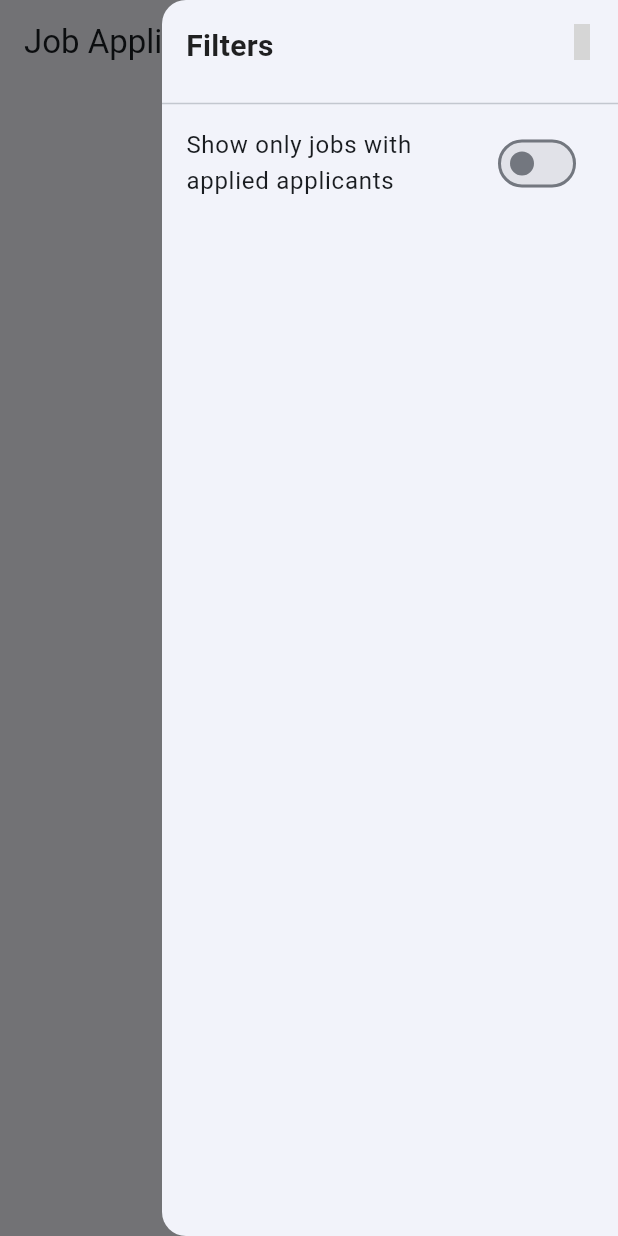
After one commit to osamaalpha/Job-Application-Frontend, a Flutter app: the screen it shows after launch, with the side drawer open, on a phone screen of 412 x 824 dp. The commit adds this screen. Run offline on Flutter 3.47's test engine with Material 3 defaults, Android fonts, the phone set to English and light mode, and no system bars; our stand-ins replace dio, flutter_riverpod, fluttertoast, logger, material_design_icons_flutter; network calls fail; grey boxes are pictures that could not be loaded.

Commit message:
split widgets

```diff
--- /dev/null
+++ b/app/lib/features/jobs/presentation/widgets/filters_drawer.dart
@@ -0,0 +1,39 @@
+import 'package:flutter/material.dart';
+
+class FiltersDrawer extends StatelessWidget {
+  final bool showAppliedOnly;
+  final VoidCallback onToggleAppliedOnly;
+
+  const FiltersDrawer({
+    super.key,
+    required this.showAppliedOnly,
+    required this.onToggleAppliedOnly,
+  });
+
+  @override
+  Widget build(BuildContext context) {
+    return Drawer(
+      child: SafeArea(
+        child: Column(
+          crossAxisAlignment: CrossAxisAlignment.start,
+          children: [
+            const Padding(
+              padding: EdgeInsets.all(16.0),
+              child: Text(
+                'Filters',
+                style: TextStyle(fontSize: 20, fontWeight: FontWeight.bold),
+              ),
+            ),
+            const Divider(),
+            SwitchListTile(
+              title: const Text('Show only jobs with applied applicants'),
+              value: showAppliedOnly,
+              onChanged: (_) => onToggleAppliedOnly(),
+            ),
+            // 🔮 Future: add more filters here
+          ],
+        ),
+      ),
+    );
+  }
+}
--- /dev/null
+++ b/app/lib/features/jobs/presentation/widgets/job_list.dart
@@ -0,0 +1,26 @@
+import 'package:flutter/material.dart';
+import '../../domin/models/job_aggregate.dart';
+import 'job_tile.dart';
+
+class JobList extends StatelessWidget {
+  final List<JobAggregate> items;
+  final Future<void> Function() onRefresh;
+
+  const JobList({
+    super.key,
+    required this.items,
+    required this.onRefresh,
+  });
+
+  @override
+  Widget build(BuildContext context) {
+    return RefreshIndicator(
+      onRefresh: onRefresh,
+      child: ListView.separated(
+        itemCount: items.length,
+        separatorBuilder: (_, __) => const Divider(height: 0),
+        itemBuilder: (context, i) => JobTile(item: items[i]),
+      ),
+    );
+  }
+}
--- /dev/null
+++ b/app/lib/features/jobs/presentation/widgets/jobs_appbar.dart
@@ -0,0 +1,62 @@
+import 'package:flutter/material.dart';
+import 'package:material_design_icons_flutter/material_design_icons_flutter.dart';
+import 'package:jobs_dashboard/core/theme/app_colors.dart';
+
+class JobsAppBar extends StatelessWidget implements PreferredSizeWidget {
+  final bool showAppliedOnly;
+  final VoidCallback onFilterPressed;
+
+  const JobsAppBar({
+    super.key,
+    required this.showAppliedOnly,
+    required this.onFilterPressed,
+  });
+
+  @override
+  Widget build(BuildContext context) {
+    return AppBar(
+      title: const Text('Job Applications'),
+      actions: [
+        IconButton(
+          tooltip: 'Filters',
+          onPressed: onFilterPressed,
+          icon: Stack(
+            clipBehavior: Clip.none,
+            children: [
+              Icon(
+                MdiIcons.tune,
+                color: showAppliedOnly ? Colors.amber : AppColors.textPrimary,
+              ),
+              if (showAppliedOnly)
+                Positioned(
+                  right: -2,
+                  top: -2,
+                  child: Container(
+                    padding: const EdgeInsets.all(2),
+                    decoration: const BoxDecoration(
+                      color: AppColors.error,
+                      shape: BoxShape.circle,
+                    ),
+                    constraints:
+                        const BoxConstraints(minWidth: 14, minHeight: 14),
+                    child: const Text(
+                      '1',
+                      style: TextStyle(
+                        color: AppColors.background,
+                        fontSize: 10,
+                        fontWeight: FontWeight.bold,
+                      ),
+                      textAlign: TextAlign.center,
+                    ),
+                  ),
+                ),
+            ],
+          ),
+        ),
+      ],
+    );
+  }
+
+  @override
+  Size get preferredSize => const Size.fromHeight(kToolbarHeight);
+}
```
Also changed, not shown: app/lib/features/jobs/presentation/jobs_page.dart (+11 -75 lines).
